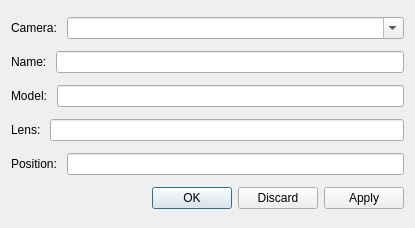
The window that src/db/cameraDialog.ui (neuroethology/bento) describes before a commit, drawn with Qt 5.
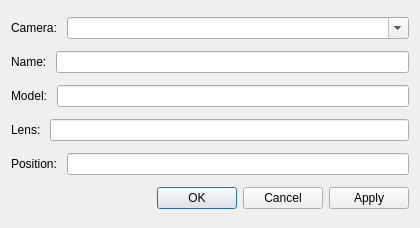
The same window after the commit.

Commit message: Fix bugs in animal dialog, rename button to Cancel

Patch:
```diff
--- a/src/db/cameraDialog.ui
+++ b/src/db/cameraDialog.ui
@@ -6,7 +6,7 @@
    <rect>
     <x>0</x>
     <y>0</y>
-    <width>415</width>
+    <width>420</width>
     <height>228</height>
    </rect>
   </property>
@@ -109,7 +109,7 @@
       <enum>Qt::Horizontal</enum>
      </property>
      <property name="standardButtons">
-      <set>QDialogButtonBox::Apply|QDialogButtonBox::Discard|QDialogButtonBox::Ok</set>
+      <set>QDialogButtonBox::Apply|QDialogButtonBox::Cancel|QDialogButtonBox::Ok</set>
      </property>
     </widget>
    </item>
```
The commit also changes 8 other files.
